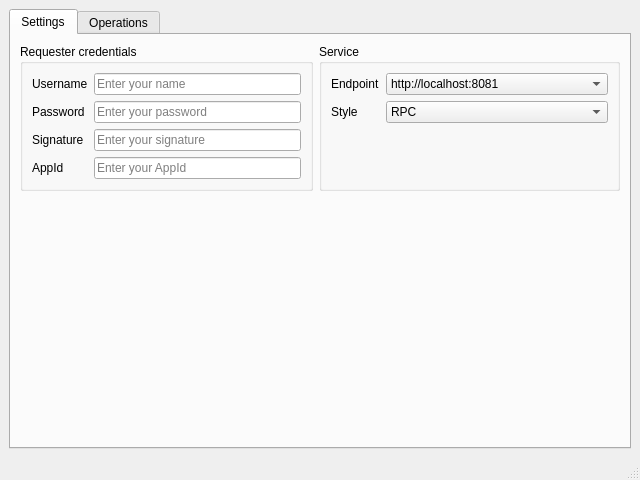
The window that src/client/MainWindow.ui (podsvirov/qtpaypal) describes before a commit, drawn with Qt 5.
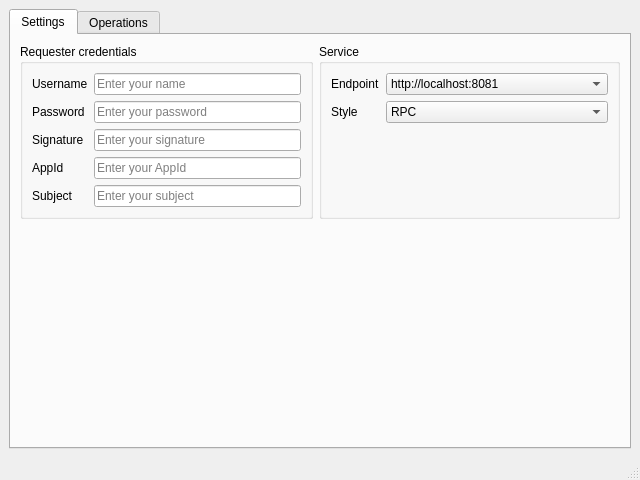
The same window after the commit.

Commit message: Client: Add Subject to RequesterCredentials

```diff
--- a/src/client/MainWindow.ui
+++ b/src/client/MainWindow.ui
@@ -104,6 +104,26 @@
                </property>
               </widget>
              </item>
+             <item row="4" column="0">
+              <widget class="QLabel" name="subjectLabel">
+               <property name="text">
+                <string>Subject</string>
+               </property>
+              </widget>
+             </item>
+             <item row="4" column="1">
+              <widget class="QLineEdit" name="subjectLineEdit">
+               <property name="text">
+                <string/>
+               </property>
+               <property name="echoMode">
+                <enum>QLineEdit::Normal</enum>
+               </property>
+               <property name="placeholderText">
+                <string>Enter your subject</string>
+               </property>
+              </widget>
+             </item>
             </layout>
            </widget>
           </item>
```
Left out of the diff: 16 changed lines with no effect on the pictures. The commit also changes 1 other file.
